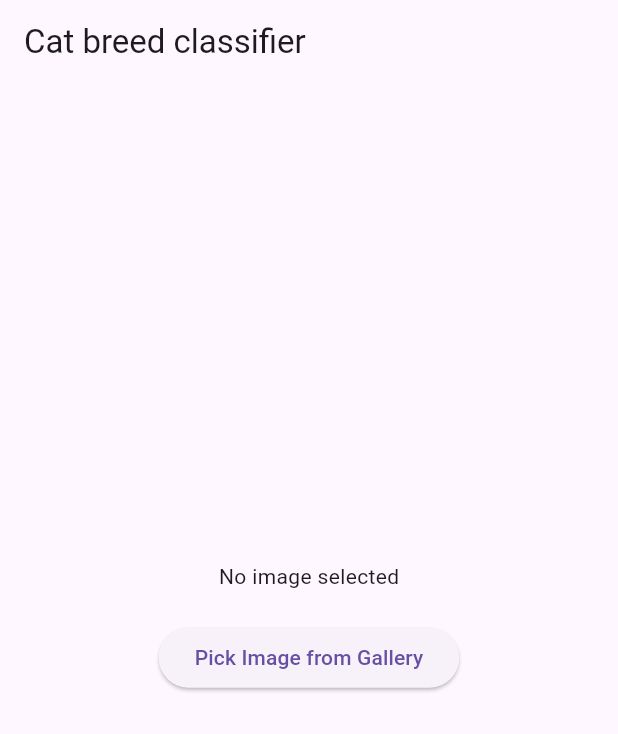
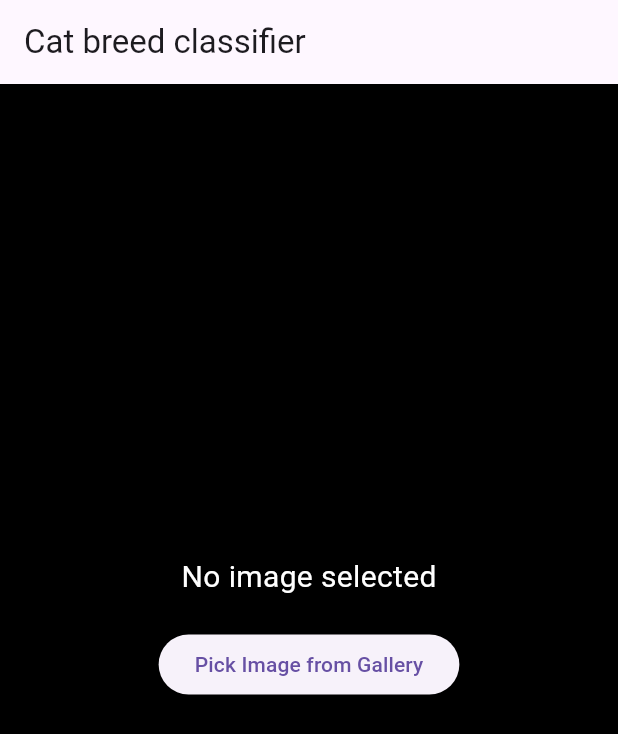
Before and after one commit to antonrejoe/image_classif_flask_002, a Flutter app: the screen it shows after launch, on a phone screen of 412 x 824 dp. Shown: the top 734 px of the screen. Run offline on Flutter 3.47's test engine with Material 3 defaults, Android fonts, the phone set to English and light mode, and no system bars; our stand-ins replace image_picker.

Commit message:
final change 2

```diff
--- a/lib/main.dart
+++ b/lib/main.dart
@@ -81,13 +81,53 @@ class _ImagePickerDemoState extends State<ImagePickerDemo> {
     }
   }
 
+  // @override
+  // Widget build(BuildContext context) {
+  //   return Scaffold(
+  //     appBar: AppBar(
+  //       title: Text('Cat breed classifier'),
+  //     ),
+  //     body: Center(
+  //       child: Column(
+  //         mainAxisAlignment: MainAxisAlignment.center,
+  //         children: <Widget>[
+  //           if (_image != null)
+  //             Image.file(
+  //               File(_image!.path),
+  //               height: 500,
+  //               width: 500,
+  //               fit: BoxFit.cover,
+  //             )
+  //           else
+  //             Text('No image selected'),
+  //           SizedBox(height: 20),
+  //           ElevatedButton(
+  //             onPressed: _pickImage,
+  //             child: Text('Pick Image from Gallery'),
+  //           ),
+  //           SizedBox(height: 20),
+  //           Text(parse(result).body?.text ?? '',
+  //            style: TextStyle(
+  //           // Define your text style properties here
+  //         fontSize: 16, // Example font size
+  //         fontWeight: FontWeight.bold, // Example font weight
+  //         fontStyle: FontStyle.italic, // Example font style
+  //         color: Colors.blue, // Example text color
+  //         // Add more properties as needed
+  //       )),],
+  //       ),
+  //     ),
+  //   );
+  // }
   @override
 Widget build(BuildContext context) {
   return Scaffold(
     appBar: AppBar(
       title: Text('Cat breed classifier'),
     ),
-      body: Center(
+    body: Container(
+      color: Colors.black, // Dark background color
+      child: Center(
         child: Column(
           mainAxisAlignment: MainAxisAlignment.center,
           children: <Widget>[
@@ -99,24 +139,33 @@ class _ImagePickerDemoState extends State<ImagePickerDemo> {
                 fit: BoxFit.cover,
               )
             else
-              Text('No image selected'),
+              Text(
+                'No image selected',
+                style: TextStyle(
+                  color: Colors.white, // Text color for dark background
+                  fontSize: 20, // Adjusted font size for visibility
+                ),
+              ),
             SizedBox(height: 20),
             ElevatedButton(
               onPressed: _pickImage,
               child: Text('Pick Image from Gallery'),
             ),
             SizedBox(height: 20),
-            Text(parse(result).body?.text ?? '',
+            Text(
+              parse(result).body?.text ?? '',
               style: TextStyle(
-            // Define your text style properties here
-          fontSize: 16, // Example font size
+                color: Colors.white, // Text color for dark background
+                fontSize: 16, // Adjusted font size for visibility
                 fontWeight: FontWeight.bold, // Example font weight
                 fontStyle: FontStyle.italic, // Example font style
-          color: Colors.blue, // Example text color
-          // Add more properties as needed
-        )),],
+              ),
+            ),
+          ],
+        ),
       ),
     ),
   );
 }
+
 }
```
Lines whose indentation alone changed are shown as unchanged.
